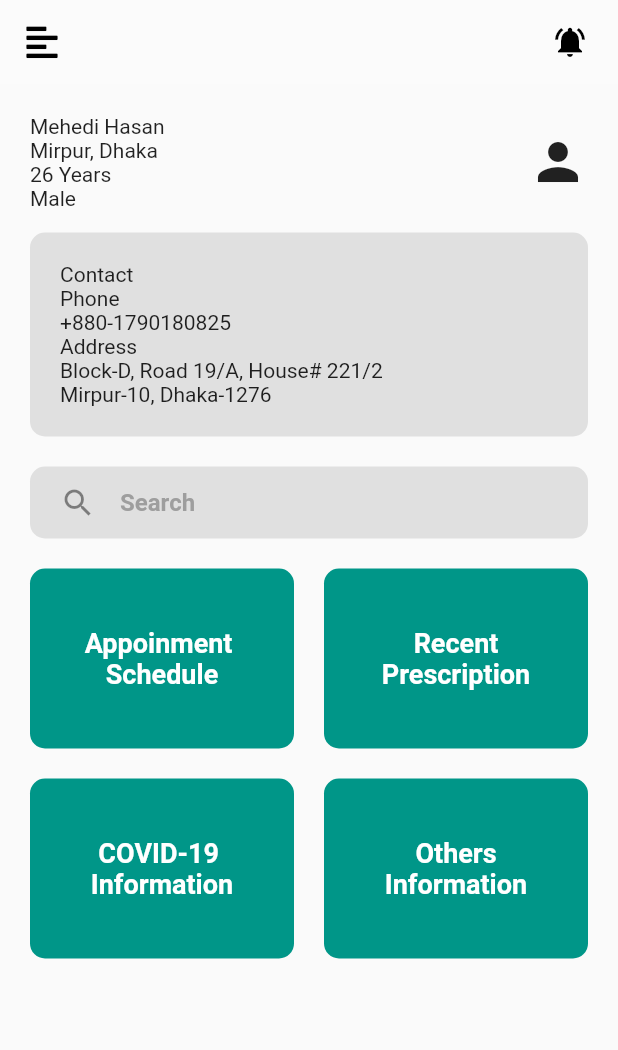
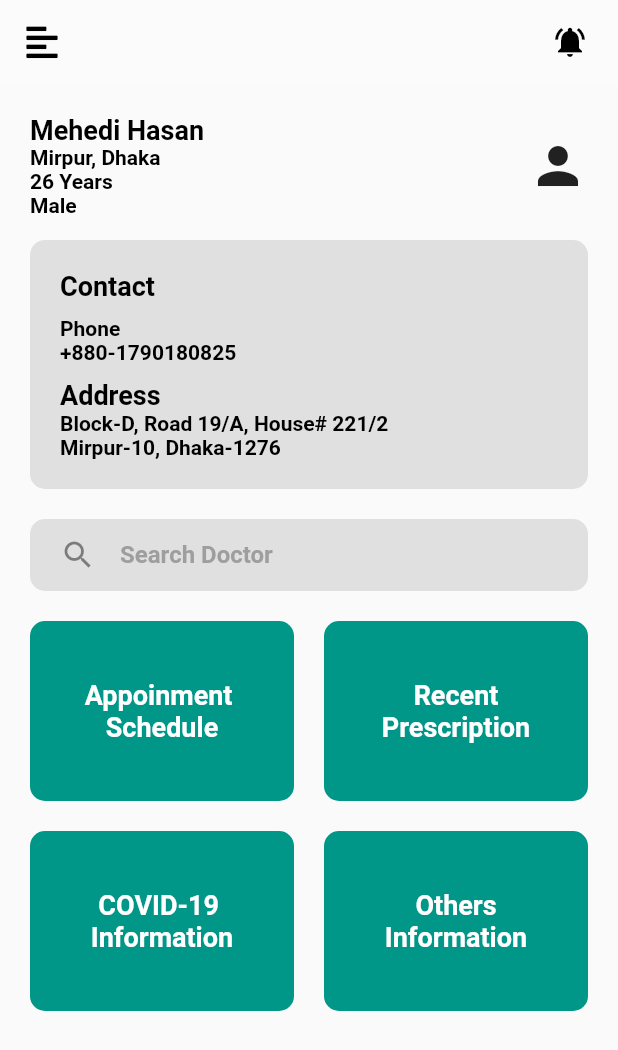
Before and after one commit to jpmehedi/flutter-eDaktar-test-project, a Flutter app: the HomeScreen screen opened by its route, on a phone screen of 412 x 824 dp. Shown: the top 1050 px of the screen. Run offline on Flutter 3.47's test engine with Material 2 defaults, Android fonts, the phone set to English and light mode, and no system bars; our stand-ins replace font_awesome_flutter, table_calendar.

Commit message:
refactoring home screen

```diff
--- a/lib/components/nav_darwer.dart
+++ b/lib/components/nav_darwer.dart
@@ -1,3 +1,4 @@
+import 'package:e_daktar/screens/login_screen.dart';
 import 'package:flutter/material.dart';
 import '../constraint.dart';
 
@@ -67,7 +68,7 @@ class NavDrawer extends StatelessWidget {
           color: Colors.pink,
           child: InkWell(
             onTap: () {
-              //TODO:
+              Navigator.pushNamed(context, LoginScreen.id);
             },
             child: Padding(
               padding: const EdgeInsets.all(12.0),
--- /dev/null
+++ b/lib/components/reuseable_card.dart
@@ -0,0 +1,39 @@
+import 'package:flutter/material.dart';
+import '../constraint.dart';
+import '../screens/appoinment_data_picker.dart';
+
+class ReuseableCard extends StatelessWidget {
+  ReuseableCard({this.title, this.hedding});
+  final String hedding;
+  final String title;
+
+  @override
+  Widget build(BuildContext context) {
+    return Expanded(
+      child: GestureDetector(
+        onTap: () {
+          Navigator.pushNamed(context, AppoinmentDatePicker.id);
+        },
+        child: Container(
+          width: 120,
+          height: 120,
+          decoration: BoxDecoration(
+              borderRadius: BorderRadius.circular(10), color: Colors.teal),
+          child: Column(
+            mainAxisAlignment: MainAxisAlignment.center,
+            children: <Widget>[
+              Text(
+                hedding,
+                style: kReuseableCardStyle,
+              ),
+              Text(
+                title,
+                style: kReuseableCardStyle,
+              ),
+            ],
+          ),
+        ),
+      ),
+    );
+  }
+}
--- a/lib/constraint.dart
+++ b/lib/constraint.dart
@@ -44,3 +44,15 @@ const kReuseableCardStyle = TextStyle(
   fontWeight: FontWeight.bold,
   fontSize: 18.0,
 );
+
+const kHomePagePrimaryTextStyle = TextStyle(
+  fontSize: 18.0,
+  fontWeight: FontWeight.bold,
+  color: Colors.black,
+);
+
+const kHomePageScondaryTextStyle = TextStyle(
+  fontSize: 14.0,
+  fontWeight: FontWeight.bold,
+  color: Colors.black,
+);
--- a/lib/screens/home_screen.dart
+++ b/lib/screens/home_screen.dart
@@ -2,6 +2,7 @@ import 'package:flutter/material.dart';
 import 'package:font_awesome_flutter/font_awesome_flutter.dart';
 import '../components/nav_darwer.dart';
 import '../constraint.dart';
+import '../components/reuseable_card.dart';
 
 class HomeScreen extends StatefulWidget {
   static String id = "HomeScreen";
@@ -52,10 +53,22 @@ class _HomeScreenState extends State<HomeScreen> {
                           Column(
                             crossAxisAlignment: CrossAxisAlignment.start,
                             children: <Widget>[
-                              Text('Mehedi Hasan'),
-                              Text('Mirpur, Dhaka'),
-                              Text('26 Years'),
-                              Text('Male'),
+                              Text(
+                                'Mehedi Hasan',
+                                style: kHomePagePrimaryTextStyle,
+                              ),
+                              Text(
+                                'Mirpur, Dhaka',
+                                style: kHomePageScondaryTextStyle,
+                              ),
+                              Text(
+                                '26 Years',
+                                style: kHomePageScondaryTextStyle,
+                              ),
+                              Text(
+                                'Male',
+                                style: kHomePageScondaryTextStyle,
+                              ),
                             ],
                           ),
                           Icon(
@@ -80,12 +93,36 @@ class _HomeScreenState extends State<HomeScreen> {
                           crossAxisAlignment: CrossAxisAlignment.start,
                           mainAxisSize: MainAxisSize.max,
                           children: <Widget>[
-                            Text('Contact'),
-                            Text('Phone'),
-                            Text('+880-1790180825'),
-                            Text('Address'),
-                            Text('Block-D, Road 19/A, House# 221/2'),
-                            Text('Mirpur-10, Dhaka-1276')
+                            Text(
+                              'Contact',
+                              style: kHomePagePrimaryTextStyle,
+                            ),
+                            SizedBox(
+                              height: 10,
+                            ),
+                            Text(
+                              'Phone',
+                              style: kHomePageScondaryTextStyle,
+                            ),
+                            Text(
+                              '+880-1790180825',
+                              style: kHomePageScondaryTextStyle,
+                            ),
+                            SizedBox(
+                              height: 10,
+                            ),
+                            Text(
+                              'Address',
+                              style: kHomePagePrimaryTextStyle,
+                            ),
+                            Text(
+                              'Block-D, Road 19/A, House# 221/2',
+                              style: kHomePageScondaryTextStyle,
+                            ),
+                            Text(
+                              'Mirpur-10, Dhaka-1276',
+                              style: kHomePageScondaryTextStyle,
+                            )
                           ],
                         ),
                       ),
@@ -102,7 +139,7 @@ class _HomeScreenState extends State<HomeScreen> {
                         child: TextField(
                           decoration: InputDecoration(
                               icon: Icon(Icons.search),
-                              hintText: 'Search',
+                              hintText: 'Search Doctor',
                               hintStyle: TextStyle(
                                 color: Colors.grey,
                                 fontWeight: FontWeight.bold,
@@ -161,36 +198,3 @@ class _HomeScreenState extends State<HomeScreen> {
     );
   }
 }
-
-class ReuseableCard extends StatelessWidget {
-  ReuseableCard({this.title, this.hedding});
-  final String hedding;
-  final String title;
-
-  @override
-  Widget build(BuildContext context) {
-    return Expanded(
-      child: GestureDetector(
-        child: Container(
-          width: 120,
-          height: 120,
-          decoration: BoxDecoration(
-              borderRadius: BorderRadius.circular(10), color: Colors.teal),
-          child: Column(
-            mainAxisAlignment: MainAxisAlignment.center,
-            children: <Widget>[
-              Text(
-                hedding,
-                style: kReuseableCardStyle,
-              ),
-              Text(
-                title,
-                style: kReuseableCardStyle,
-              ),
-            ],
-          ),
-        ),
-      ),
-    );
-  }
-}
```
Also changed, not shown: lib/components/drawer.dart (deleted).
